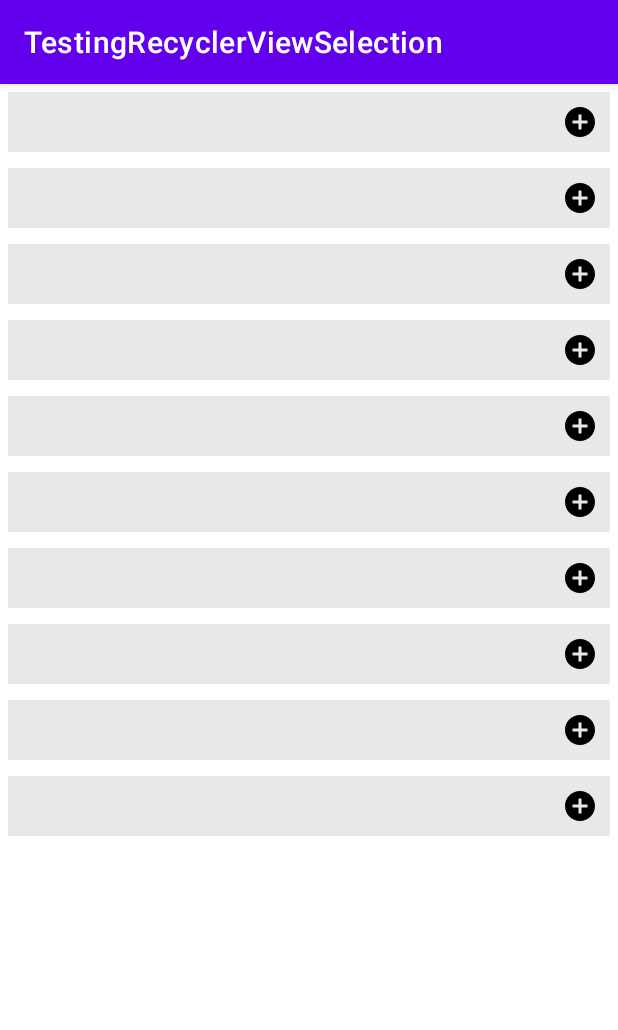
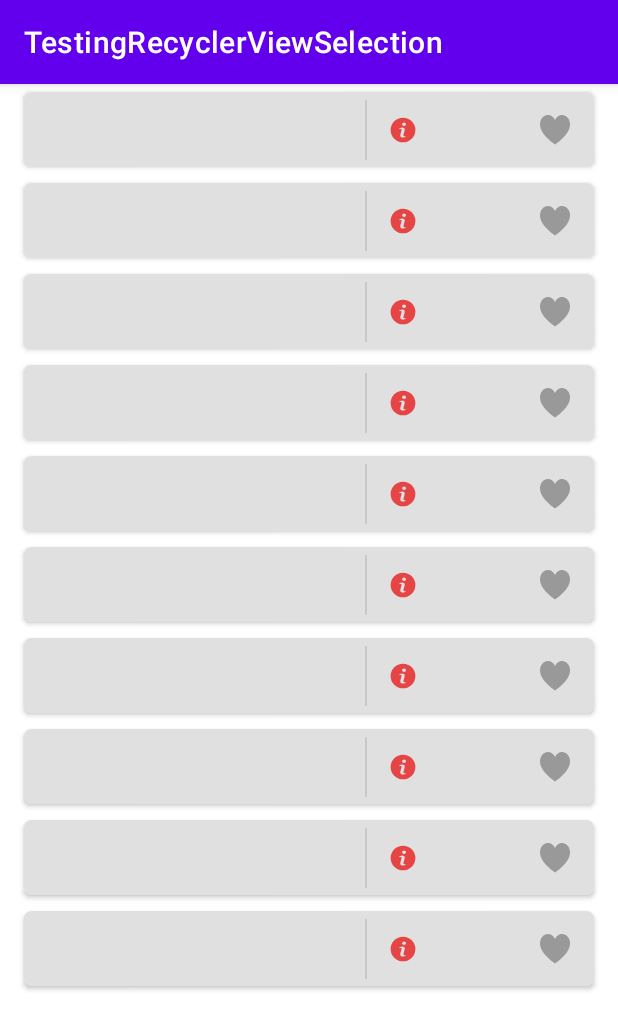
Before and after one commit to rigorrv/TestingRecyclerViewSelection, an Android app: the screen it shows after launch (MainActivity), on a phone screen of 412 x 824 dp. Shown: the top 1030 px of the screen. Run offline under Robolectric (Android 15) with nearby library versions, the phone set to English and light mode, and no system bars; our stand-ins replace Timber; 4 statements that could not run were skipped.

Commit message:
101-RecyclerView-Selection

```diff
--- a/app/src/main/java/com/example/testingrecyclerviewselection/propiedadesadapter/ViewItem.kt
+++ b/app/src/main/java/com/example/testingrecyclerviewselection/propiedadesadapter/ViewItem.kt
@@ -3,5 +3,5 @@ package com.example.testingrecyclerviewselection.propiedadesadapter
 import com.example.testingrecyclerviewselection.R
 
 sealed class ViewItem(open val id: String, val resource: Int) {
-    data class NumberItem(override val id: String) : ViewItem(id, R.layout.testselection_item)
+    data class NumberItem(override val id: String) : ViewItem(id, R.layout.direction_items)
 }
--- a/app/src/main/res/layout/direction_items.xml
+++ b/app/src/main/res/layout/direction_items.xml
@@ -90,7 +90,7 @@
             app:layout_constraintTop_toTopOf="parent" />
 
         <ImageView
-            android:id="@+id/imageView4"
+            android:id="@+id/infoIcono"
             android:layout_width="wrap_content"
             android:layout_height="wrap_content"
             android:layout_marginStart="16dp"
@@ -112,7 +112,7 @@
             android:textSize="14sp"
             app:layout_constraintBottom_toBottomOf="parent"
             app:layout_constraintEnd_toStartOf="@+id/likeBtn"
-            app:layout_constraintStart_toEndOf="@+id/imageView4"
+            app:layout_constraintStart_toEndOf="@+id/infoIcono"
             app:layout_constraintTop_toTopOf="parent"
             tools:text="Info aqui" />
 
```
Also changed, not shown: app/src/main/java/com/example/testingrecyclerviewselection/propiedadesadapter/ViewHolder.kt (+8 -3 lines).
